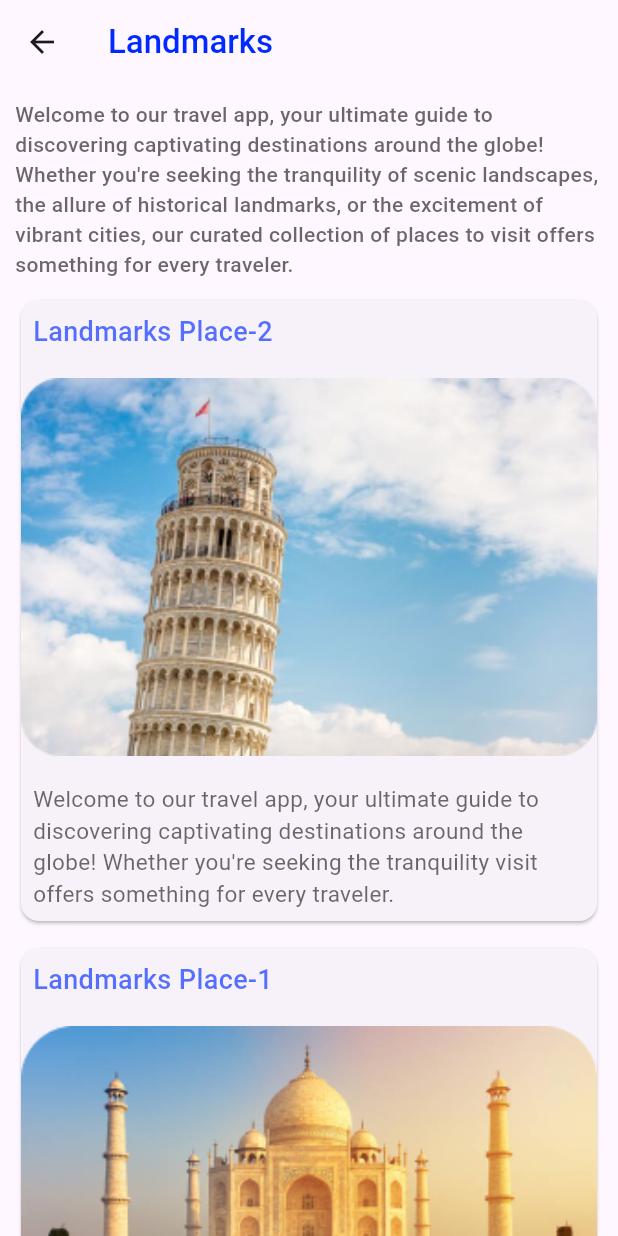
After one commit to Tharusha-Nethmina-Dasanayaka/Awesome-Place-App, a Flutter app: the screen it shows after launch, after a tap on "Landmarks", on a phone screen of 412 x 824 dp. The commit adds this screen. Run offline on Flutter 3.47's test engine with Material 3 defaults, Android fonts, the phone set to English and light mode, and no system bars.

Commit message:
Night_life_and_land_mark_page_completed

```diff
--- a/lib/pages/home_page.dart
+++ b/lib/pages/home_page.dart
@@ -1,5 +1,7 @@
 import 'package:flutter/material.dart';
+import 'package:myapp/pages/land_mark.dart';
 import 'package:myapp/pages/natural_wonder_page.dart';
+import 'package:myapp/pages/night_life.dart';
 import 'package:myapp/pages/widgets/reusable/home_page/category_card.dart';
 import 'package:myapp/utils/colors.dart';
 
@@ -76,21 +78,32 @@ class HomePage extends StatelessWidget {
                         categoryTitle:"Natural Wonders",
                         ),
                     ),
-                      const CategoryCard(
+                      GestureDetector(
+                        onTap: () {
+                          Navigator.push(context, MaterialPageRoute(builder: (context)=> const NightLife()));
+                        },
+                        child: const CategoryCard(
                         categoryBgColor: firstCategoriColor,
                         cardWidth: 180,
                         categoryTitle:"Nightlife",
                         ),
+                      ),
                   ],
                 ),
                 const SizedBox(height: 10,),
-                const Row(
+                 Row(
                   mainAxisAlignment: MainAxisAlignment.spaceBetween,
                   children: [
-                    CategoryCard(
+                    GestureDetector(
+                      onTap: () {
+
+                        Navigator.push(context, MaterialPageRoute(builder: (context)=> const LandMark()),);
+                      },
+                      child: CategoryCard(
                         categoryBgColor: secondCategoriColor,
                         cardWidth: 180,
                         categoryTitle:"Landmarks",
+                        ),
                     ),
                       CategoryCard(
                       categoryBgColor: secondCategoriColor,
--- /dev/null
+++ b/lib/pages/land_mark.dart
@@ -0,0 +1,44 @@
+import 'package:flutter/material.dart';
+import 'package:myapp/pages/widgets/reusable/land_mark_page/land_mark_card.dart';
+import 'package:myapp/utils/colors.dart';
+
+class LandMark extends StatelessWidget {
+  const LandMark({super.key});
+
+  @override
+  Widget build(BuildContext context) {
+    return Scaffold(
+      appBar: AppBar(
+      title: const Text("Landmarks",style: TextStyle(
+        fontSize: 22,
+        fontWeight: FontWeight.w500,
+        color: mainLandmarksColor,
+      ),),
+      ),
+      body: SingleChildScrollView(
+        child: Padding(
+          padding: const EdgeInsets.symmetric(horizontal: 10),
+          child: Column(
+            children: [
+               const SizedBox(height: 10,),
+                    Text("Welcome to our travel app, your ultimate guide to discovering captivating destinations around the globe! Whether you're seeking the tranquility of scenic landscapes, the allure of historical landmarks, or the excitement of vibrant cities, our curated collection of places to visit offers something for every traveler.",style: TextStyle(
+                    fontSize: 14,
+                    fontWeight: FontWeight.w500,
+                    color: textColor,
+               ),),
+                const SizedBox(height: 10,),
+
+                const LandMarkCard(title: "Landmarks Place-2",
+                description: "Welcome to our travel app, your ultimate guide to discovering captivating destinations around the globe! Whether you're seeking the tranquility visit offers something for every traveler.",
+                imageUrl: "Assets/land1.png"),
+                const SizedBox(height: 10,),
+                const LandMarkCard(title: "Landmarks Place-1",
+                description: "Welcome to our travel app, your ultimate guide to discovering captivating destinations around the globe! Whether you're seeking the tranquility visit offers something for every traveler.",
+                imageUrl: "Assets/land2.png"),
+            ],
+          ),
+        ),
+      ),
+    );
+  }
+}
--- /dev/null
+++ b/lib/pages/widgets/reusable/land_mark_page/land_mark_card.dart
@@ -0,0 +1,52 @@
+import 'package:flutter/material.dart';
+import 'package:myapp/utils/colors.dart';
+
+class LandMarkCard extends StatelessWidget {
+  final String title;
+  final String description;
+  final String imageUrl;
+  const LandMarkCard({super.key,
+  required this.title,
+  required this.description,
+  required this.imageUrl,
+  });
+
+  @override
+  Widget build(BuildContext context) {
+    return Card(
+      child: Column(
+        crossAxisAlignment: CrossAxisAlignment.start,
+        children: [
+          Padding(
+            padding: const EdgeInsets.all(8.0),
+            child: Text(title,style: TextStyle(
+            fontSize: 18,
+            fontWeight: FontWeight.w500,
+            color: titleLandmarksColor,
+                    ),),
+          ),
+         const SizedBox(height: 10,),
+
+        ClipRRect(
+          borderRadius: BorderRadius.circular(18),
+          child: Image.asset(imageUrl,
+          width: double.infinity,
+          fit: BoxFit.cover,
+          ),
+        ),
+
+         const SizedBox(height: 10,),
+        Padding(
+          padding: const EdgeInsets.all(8.0),
+          child: Text(description,style: TextStyle(
+            fontSize: 15,
+            fontWeight: FontWeight.w400,
+            color: textColor,
+          ),),
+        ),
+
+        ],
+      ),
+    );
+  }
+}
--- a/pubspec.yaml
+++ b/pubspec.yaml
@@ -60,10 +60,7 @@ flutter:
 
   # To add assets to your application, add an assets section, like this:
   assets:
-    - Assets/main.png
-    - Assets/natural1.png
-    - Assets/natural2.png
-    - Assets/natural3.png
+    - Assets/
 
   # An image asset can refer to one or more resolution-specific "variants", see
   # https://flutter.dev/assets-and-images/#resolution-aware
```
Also changed, not shown: lib/pages/natural_wonder_page.dart (+15 -9 lines), lib/pages/night_life.dart (added, +52 -0 lines), lib/pages/widgets/reusable/image_card.dart (renamed from lib/pages/widgets/reusable/natural_wonder_cards/natural_wonder_image_card.dart, +18 -4 lines). Lines whose indentation alone changed are shown as unchanged.
